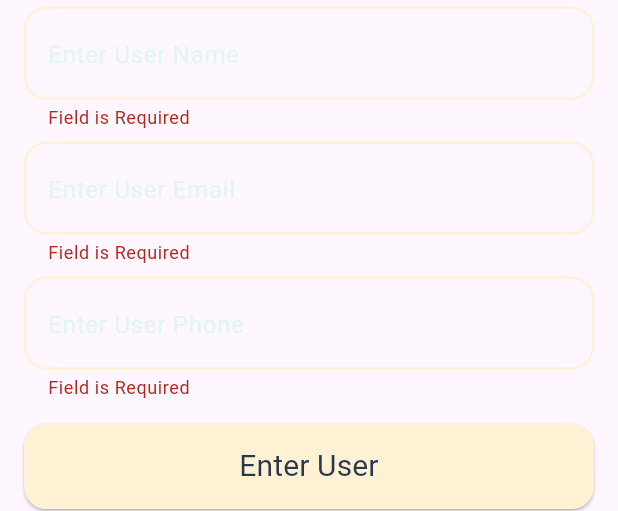
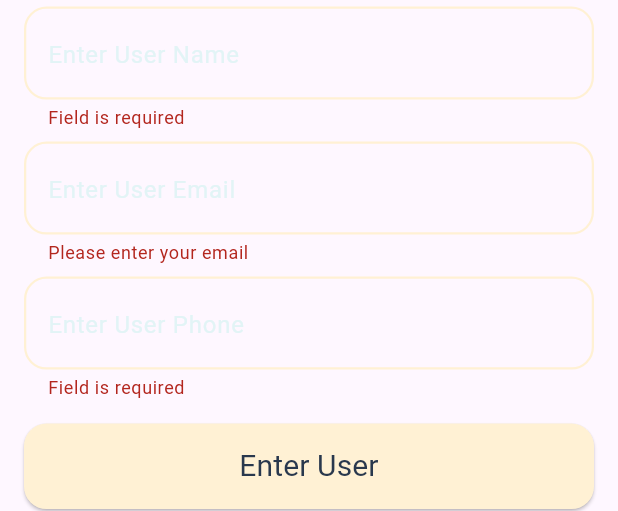
Before and after one commit to Ziad112002/contact_app, a Flutter app: the AddContact widget shown alone on an empty page, opened directly, after a tap on "Enter User", on a phone screen of 412 x 824 dp. Shown: the part 250-761 px from the top of the screen. Run offline on Flutter 3.47's test engine with Material 3 defaults, Android fonts, the phone set to English and light mode, and no system bars; our stand-ins replace hive, hive_flutter, image_picker, lottie; accounts and stored records are empty.

Commit message:
validate all text fields

```diff
--- a/lib/screens/home_screen.dart
+++ b/lib/screens/home_screen.dart
@@ -52,7 +52,6 @@ class _HomeScreenState extends State<HomeScreen> {
                 isScrollControlled: true,
                 context: context,
                 backgroundColor: AppColors.darkBlue,
-
                 builder: (_) => const AddContact(),
               );
             },
--- a/lib/widgets/add_contact.dart
+++ b/lib/widgets/add_contact.dart
@@ -44,15 +44,14 @@ class _AddContactState extends State<AddContact> {
 
     Navigator.pop(context);
   }
-
   String? name, email, phoneNumber;
   @override
   Widget build(BuildContext context) {
     return AnimatedPadding(
-      duration: const Duration(milliseconds: 250),
+      duration:  Duration(milliseconds: 250),
       curve: Curves.easeOut,
       padding: EdgeInsets.only(
-        bottom: MediaQuery.of(context).viewInsets.bottom, // ⭐ keyboard height
+        bottom: MediaQuery.of(context).viewInsets.bottom,
       ),
       child: SingleChildScrollView(
         child: Form(
@@ -71,6 +70,7 @@ class _AddContactState extends State<AddContact> {
                   onChanged: (value) {
                     name = value;
                   },
+                  validator: validateNameAndPhone,
                 ),
                 SizedBox(height: 8),
                 ContactTextField(
@@ -79,15 +79,17 @@ class _AddContactState extends State<AddContact> {
                   onChanged: (value) {
                     email = value;
                   },
+                  validator: validateEmail,
                 ),
                 SizedBox(height: 8),
                 ContactTextField(
                   controller: phoneCtrl,
                   hintText: "Enter User Phone",
-
+                  validator: validateNameAndPhone,
                   onChanged: (value) {
                     phoneNumber = value;
                   },
+                  textInput: TextInputType.phone,
                 ),
                 SizedBox(height: 16),
                 buildElevatedButton(),
@@ -98,13 +100,12 @@ class _AddContactState extends State<AddContact> {
       ),
     );
   }
-
   Row buildShowContactItem() {
     return Row(
       children: [
         Expanded(
           child: InkWell(
-            splashColor: Colors.transparent,
+            overlayColor: WidgetStateProperty.all(Colors.transparent),
             onTap: ()  {
                 setState(() {
                   pickImage();
@@ -145,6 +146,7 @@ class _AddContactState extends State<AddContact> {
               Text(
                 phoneNumber ?? "+200000000000",
                 style: AppTextStyle.gold16Medium,
+
               ),
             ],
           ),
@@ -152,7 +154,6 @@ class _AddContactState extends State<AddContact> {
       ],
     );
   }
-
   SizedBox buildElevatedButton() {
     return SizedBox(
       width: double.infinity,
@@ -182,6 +183,21 @@ class _AddContactState extends State<AddContact> {
       ),
     );
   }
-
+  String? validateNameAndPhone(String? value) {
+    if (value == null || value.isEmpty) {
+      return "Field is required";
+    }
+    return null;
+  }
+String? validateEmail(String? value){
+    final emailRegEx=RegExp(r'^[^@]+@[^@]+\.[^@]+');
+    if (value == null || value.isEmpty) {
+      return 'Please enter your email';
+    } else if (!emailRegEx.hasMatch(value)) {
+      return 'Please enter a valid email';
+    }
+    return null;
 
 }
+
+}
--- a/lib/widgets/contact_text_field.dart
+++ b/lib/widgets/contact_text_field.dart
@@ -8,12 +8,16 @@ class ContactTextField extends StatelessWidget {
     super.key,
     required this.hintText,
     required this.onChanged,
-    required this.controller
+    required this.controller,
+    required this.validator,
+    this.textInput=TextInputType.text
   });
 
   final String hintText;
   final void Function(String)? onChanged;
   final TextEditingController controller;
+  final String? Function(String?)? validator;
+  final TextInputType textInput;
 
   @override
   Widget build(BuildContext context) {
@@ -23,16 +27,11 @@ class ContactTextField extends StatelessWidget {
     );
     return TextFormField(
 
-      validator: (value) {
-        if (value?.isEmpty ?? true) {
-          return "Field is Required";
-        } else {
-          return null;
-        }
-      },
+      validator: validator,
       controller: controller,
       onChanged: onChanged,
       style: AppTextStyle.gold20Medium,
+      keyboardType: textInput,
       decoration: InputDecoration(
         hintText: hintText,
         hintStyle: AppTextStyle.lightBlue16Regular,
```
